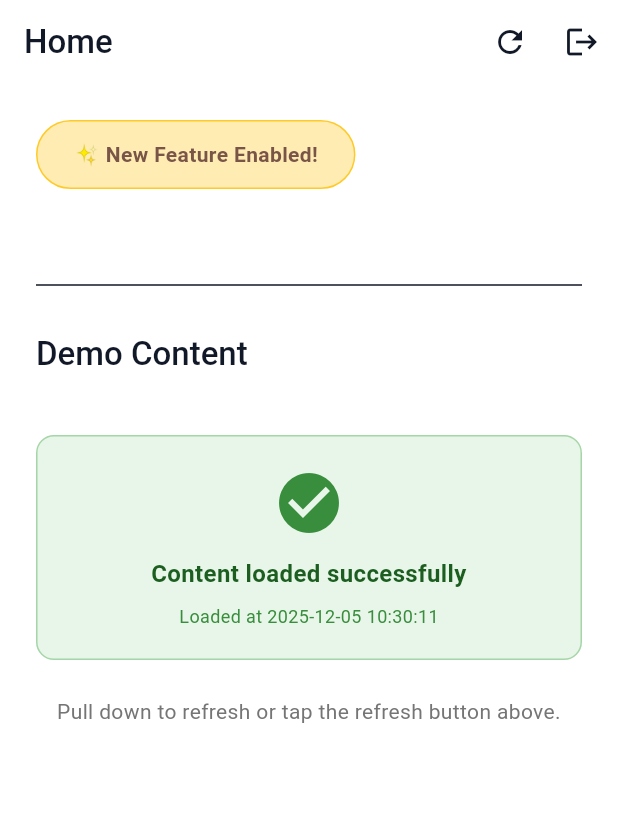
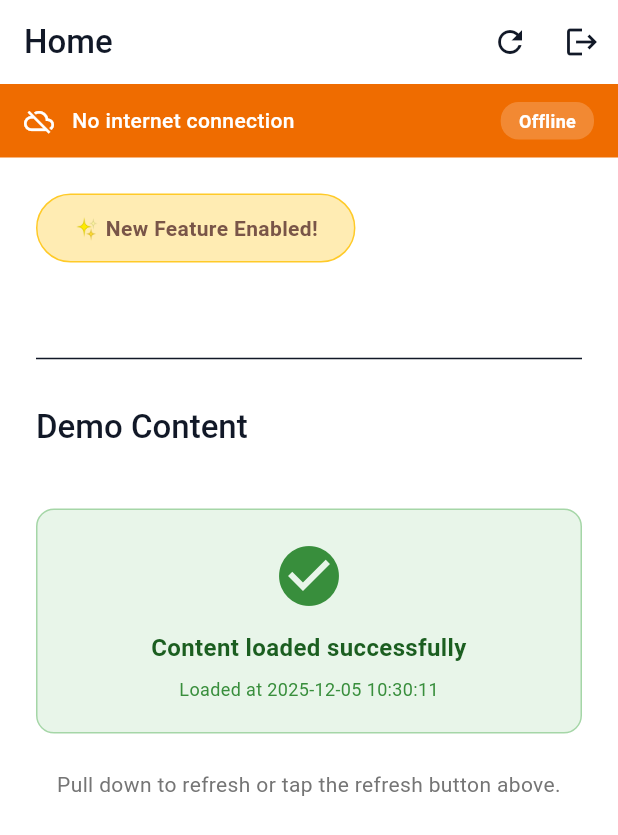
Before and after one commit to mmrzaf/ledgerone, a Flutter app: the HomeScreen screen opened by its route, after a tap on the "refresh" icon, on a phone screen of 412 x 824 dp. Shown: the top 835 px of the screen. Run offline on Flutter 3.47's test engine with Material 3 defaults, Android fonts, the phone set to English and light mode, and no system bars; our stand-ins replace go_router.

Commit message:
refactor: update router, services and UI behavior

```diff
--- a/lib/app/navigation/router.dart
+++ b/lib/app/navigation/router.dart
@@ -1,3 +1,4 @@
+import 'package:app_flutter_starter/core/contracts/i18n_contract.dart';
 import 'package:go_router/go_router.dart';
 
 import '../../core/contracts/auth_contract.dart';
@@ -84,6 +85,7 @@ class RouterFactory {
     required NetworkService network,
     required CacheService cache,
     required AppLifecycleService lifecycle,
+    required LocalizationService localization,
   }) {
     final routeIdToPath = {
       'onboarding': '/onboarding',
--- a/lib/app/presentation/offline_banner.dart
+++ b/lib/app/presentation/offline_banner.dart
@@ -20,7 +20,7 @@ class OfflineBanner extends StatelessWidget {
         color: Colors.orange.shade800,
         boxShadow: [
           BoxShadow(
-            color: Colors.black.withOpacity(0.1),
+            color: Colors.white.withAlpha((255 * 0.1).round()),
             offset: const Offset(0, 2),
             blurRadius: 4,
           ),
@@ -51,7 +51,7 @@ class OfflineBanner extends StatelessWidget {
                   vertical: 4,
                 ),
                 decoration: BoxDecoration(
-                  color: Colors.white.withOpacity(0.2),
+                  color: Colors.white.withAlpha((255 * 0.2).round()),
                   borderRadius: BorderRadius.circular(12),
                 ),
                 child: const Text(
--- a/lib/app/services/analytics_service_impl.dart
+++ b/lib/app/services/analytics_service_impl.dart
@@ -63,8 +63,7 @@ class AnalyticsServiceImpl implements AnalyticsService {
 
     // Sanitize parameters (remove any PII that might have slipped in)
     final sanitized = _sanitizeParameters(parameters);
-
-    debugPrint('Analytics: $name ${sanitized != null ? sanitized : ''}');
+    debugPrint('Analytics: $name $sanitized');
 
     // Forward to vendor if available
     await _vendor?.logEvent(name, parameters: sanitized);
--- a/lib/app/services/cache_service_impl.dart
+++ b/lib/app/services/cache_service_impl.dart
@@ -65,7 +65,6 @@ class CacheServiceImpl implements CacheService {
         cachedAt: cachedAt,
         ttl: ttl,
       );
-
       // Restore to memory cache
       _memoryCache[key] = cachedData;
 
@@ -81,7 +80,7 @@ class CacheServiceImpl implements CacheService {
 
   @override
   Future<bool> hasValid(String key) async {
-    final cached = await get(key);
+    final cached = await get<dynamic>(key);
     return cached != null && cached.isValid;
   }
 
--- a/lib/app/services/lifecycle_service_impl.dart
+++ b/lib/app/services/lifecycle_service_impl.dart
@@ -1,8 +1,6 @@
 import 'dart:async';
 import 'package:flutter/widgets.dart';
-import 'package:flutter/foundation.dart';
 import '../../core/contracts/lifecycle_contract.dart' as core;
-
 
 class AppLifecycleServiceImpl extends WidgetsBindingObserver
     implements core.AppLifecycleService {
--- a/lib/app/services/network_service_impl.dart
+++ b/lib/app/services/network_service_impl.dart
@@ -65,7 +65,7 @@ class SimulatedNetworkService implements NetworkService {
   final StreamController<NetworkStatus> _statusController =
       StreamController<NetworkStatus>.broadcast();
 
-  NetworkStatus _currentStatus = NetworkStatus.online;
+  NetworkStatus _currentStatus = NetworkStatus.offline;
 
   @override
   Future<void> initialize() async {
--- a/lib/core/runtime/retry_helper.dart
+++ b/lib/core/runtime/retry_helper.dart
@@ -168,7 +168,7 @@ class RetryHelper {
       );
     }
 
-    await Future.delayed(actualDelay);
+    await Future<void>.delayed(actualDelay);
     token.throwIfCancelled();
   }
 
--- a/lib/features/auth/ui/login_screen.dart
+++ b/lib/features/auth/ui/login_screen.dart
@@ -1,6 +1,7 @@
 import 'package:flutter/material.dart';
 import '../../../app/di.dart';
 import '../../../app/presentation/error_presenter.dart';
+import '../../../app/services/crash_service_impl.dart';
 import '../../../core/contracts/analytics_contract.dart';
 import '../../../core/contracts/auth_contract.dart';
 import '../../../core/contracts/crash_contract.dart';
@@ -9,7 +10,6 @@ import '../../../core/errors/app_error.dart';
 import '../../../core/observability/analytics_allowlist.dart';
 import '../../../core/observability/performance_tracker.dart';
 import '../../../core/runtime/cancellation_token.dart';
-import '../../../app/services/crash_service_impl.dart';
 
 class LoginScreen extends StatefulWidget {
   final AuthService authService;
@@ -137,7 +137,7 @@ class _LoginScreenState extends State<LoginScreen> {
 
       // Record error to crash service
       await _crash.recordError(appError, appError.stackTrace);
-
+      if (!mounted) return;
       ErrorPresenter.showError(context, appError, onRetry: _handleLogin);
     }
   }
--- a/lib/features/home/ui/home_screen.dart
+++ b/lib/features/home/ui/home_screen.dart
@@ -220,7 +220,7 @@ class _HomeScreenState extends State<HomeScreen> {
   /// Demo async operation that simulates network call
   Future<HomeData> _fetchDemoData() async {
     // Simulate network delay
-    await Future.delayed(const Duration(seconds: 1));
+    await Future<void>.delayed(const Duration(seconds: 1));
 
     // Simulate occasional failures for demo
     final now = DateTime.now();
@@ -417,7 +417,7 @@ class _HomeScreenState extends State<HomeScreen> {
         return Center(
           child: ErrorCard(
             error: _error!,
-            screen: "home",
+            screen: 'home',
             onRetry: _handleManualRefresh,
           ),
         );
--- a/lib/features/onboarding/ui/onboarding_screen.dart
+++ b/lib/features/onboarding/ui/onboarding_screen.dart
@@ -39,13 +39,13 @@ class _OnboardingScreenState extends State<OnboardingScreen> {
 
   Future<void> _handleComplete() async {
     await widget.storage.setBool('onboarding_seen', true);
-    _analytics?.logEvent(AnalyticsAllowlist.onboardingComplete.name);
+    await _analytics?.logEvent(AnalyticsAllowlist.onboardingComplete.name);
     widget.navigation.replaceRoute('home');
   }
 
   Future<void> _handleSkip() async {
     await widget.storage.setBool('onboarding_seen', true);
-    _analytics?.logEvent(AnalyticsAllowlist.onboardingSkip.name);
+    await _analytics?.logEvent(AnalyticsAllowlist.onboardingSkip.name);
     widget.navigation.replaceRoute('login');
   }
 
```
